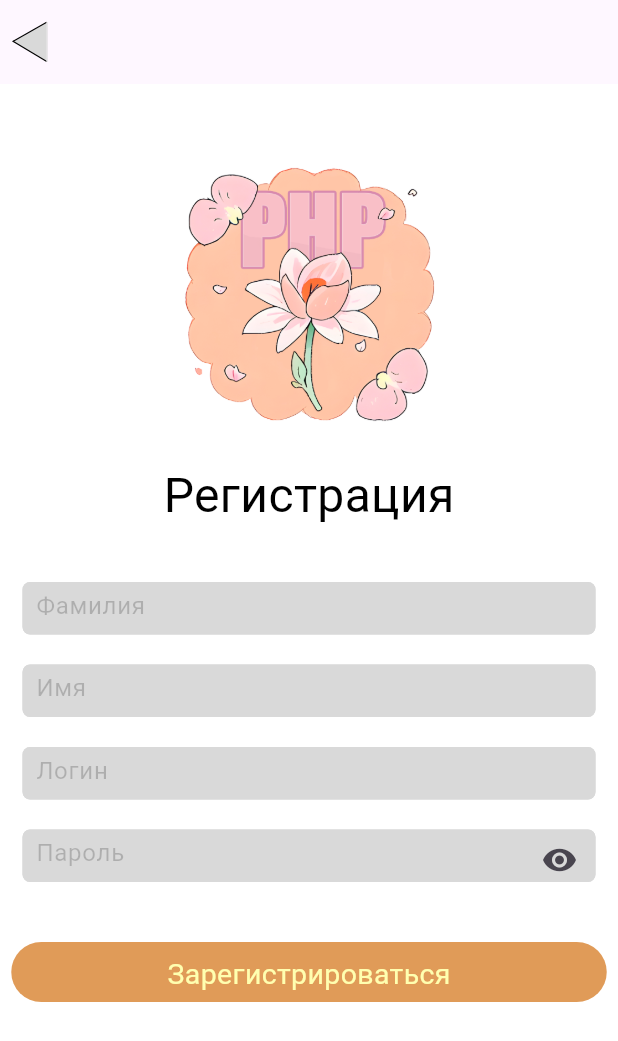
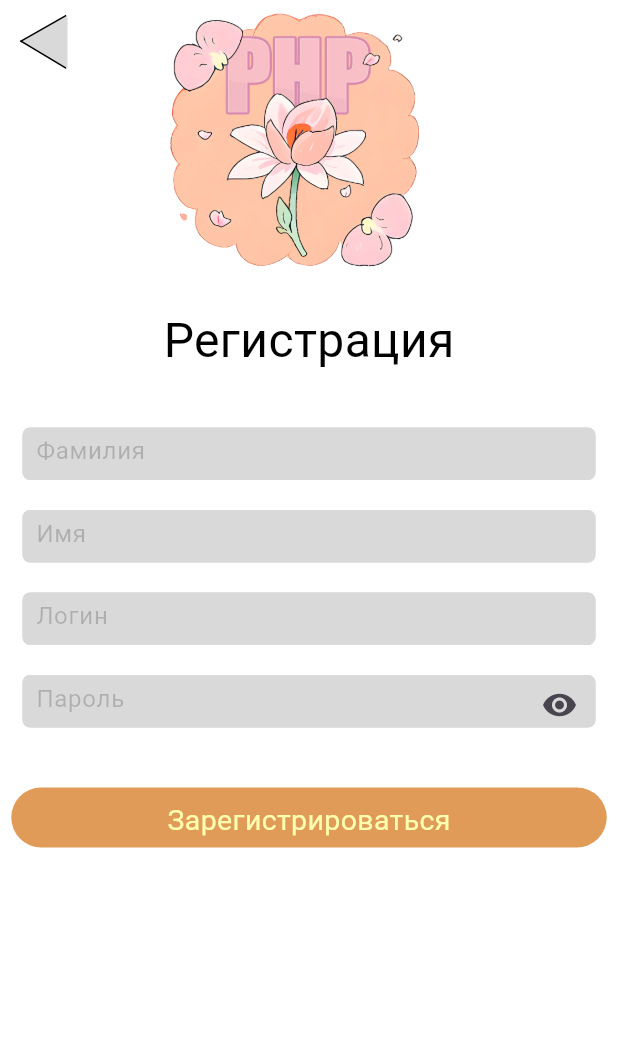
Before and after one commit to Rewqa1/ParentHelperPro-frontend, a Flutter app: the LoginPage screen opened directly, after a tap on "Регистрация", on a phone screen of 412 x 824 dp. Shown: the top 1041 px of the screen. Run offline on Flutter 3.47's test engine with Material 3 defaults, Android fonts, the light colour scheme and no system bars; our stand-ins replace flutter_svg; missing offline and left inert: appmetrica_plugin; project files that could hold a hidden picture were left out.

Commit message:
Update login and reg page

```diff
--- a/lib/Pages/Login/LoginPage.dart
+++ b/lib/Pages/Login/LoginPage.dart
@@ -20,17 +20,21 @@ class LoginPage extends StatelessWidget{
     return Scaffold(
       backgroundColor: Colors.white,
       body: SafeArea(
-        child: Center(
+        child: GestureDetector(
+          onTap: (){
+            FocusScope.of(context).unfocus();
+          },
+        child: SingleChildScrollView(
+          reverse: true,
         child: Column(
           children: [
-              const SizedBox(height: 47,),
-
+            const SizedBox(height: 0,),
             Container(
               width: 208,
               height: 189,
               child: Center(
                 child: Image.asset(
-                    'assets/logo.png', // Путь к вашему изображению логотипа
+                  'assets/logo.png',
                   width: 208,
                   height: 189,
                 ),
@@ -42,26 +46,22 @@ class LoginPage extends StatelessWidget{
               style: TextStyle(
                 color: Color(0xFF000000),
                 fontSize: 32,
-                  fontFamily: 'Montserrat', // Только указываем семейство шрифта
+                fontFamily: 'Montserrat',
               ),
             ),
             const SizedBox(height: 35),
-
             LoginTextField(
               controller: usernameController,
               hintText: 'Логин',
               initialObscureText: false,
             ),
             const SizedBox(height: 45),
-
             LoginTextField(
               controller: passwordController,
               hintText: 'Пароль',
               initialObscureText: true,
             ),
-
             const SizedBox(height: 55),
-
             // sign in button
             LoginButton(
               onTap: signUserIn,
@@ -70,7 +70,7 @@ class LoginPage extends StatelessWidget{
             RegButton(
               text: 'Регистрация',
               onTap: () {
-                  AppMetrica.reportEvent('toRegistration page');
+                AppMetrica.reportEvent('toRegistrationPage');
                 Navigator.push(
                   context,
                   MaterialPageRoute(builder: (context) => RegistrationPage()),
@@ -83,11 +83,14 @@ class LoginPage extends StatelessWidget{
               style: TextStyle(
                 color: Color(0xFF000000).withOpacity(0.5),
                 fontSize: 15,
+              ),
             )
-              )
+          ],
+        ),
 
-
-            ],),),),
+      ),
+      ),
+      ),
     );
   }
 }
--- a/lib/Pages/Login/RegisterPage.dart
+++ b/lib/Pages/Login/RegisterPage.dart
@@ -1,8 +1,8 @@
 import 'package:PHelperPro/components/icon.dart';
-import 'package:appmetrica_plugin/appmetrica_plugin.dart';
-import 'package:flutter/material.dart';
 import 'package:PHelperPro/components/login_reg_textfield.dart';
 import 'package:PHelperPro/components/registration_button.dart';
+import 'package:flutter/material.dart';
+import 'package:appmetrica_plugin/appmetrica_plugin.dart';
 
 class RegistrationPage extends StatelessWidget {
   RegistrationPage({super.key});
@@ -15,31 +15,41 @@ class RegistrationPage extends StatelessWidget {
   @override
   Widget build(BuildContext context) {
     return Scaffold(
-      appBar: AppBar(
-        elevation: 0, // удалить тень под AppBar
-        leading: IconButton(
-          icon: backArrowIcon, // Путь к вашему изображению кнопки назад
-          onPressed: () {
-            Navigator.pop(context); // вернуться на предыдущий экран
-          },
-        ),
-      ),
       backgroundColor: Colors.white,
       body: SafeArea(
-        child: Center(
+        child: GestureDetector(
+          onTap: (){
+            FocusScope.of(context).unfocus();
+          },
+        child: SingleChildScrollView(
+          reverse: true,
           child: Column(
+            mainAxisAlignment: MainAxisAlignment.spaceBetween,
             children: [
-              const SizedBox(height: 47),
-              Container(
-                width: 208,
-                height: 189,
-                child: Center(
-                  child: Image.asset(
-                    'assets/logo.png', // Путь к вашему изображению логотипа
+              Row(
+                crossAxisAlignment: CrossAxisAlignment.start,
+                children: [
+                  SizedBox(width: 5,),
+                  IconButton(
+                    icon: backArrowIcon,
+                    onPressed: () {
+                      AppMetrica.reportEvent('RegisterPageBackToLoginPage');
+                      Navigator.pop(context);
+                    },
+                  ),
+                  SizedBox(width: 17,),
+                  Container(
                     width: 208,
                     height: 189,
+                    child: Center(
+                      child: Image.asset(
+                        'assets/logo.png',
+                        width: 208,
+                        height: 189,
+                      ),
+                    ),
                   ),
-                ),
+                ],
               ),
               const SizedBox(height: 15),
               Text(
@@ -47,7 +57,7 @@ class RegistrationPage extends StatelessWidget {
                 style: TextStyle(
                   color: Color(0xFF000000),
                   fontSize: 32,
-                  fontFamily: 'Montserrat', // Только указываем семейство шрифта
+                  fontFamily: 'Montserrat',
                 ),
               ),
               const SizedBox(height: 35),
@@ -78,13 +88,14 @@ class RegistrationPage extends StatelessWidget {
               RegButton(
                 text: 'Зарегистрироваться',
                 onTap: () {
-                  AppMetrica.reportEvent('Registration button');
+                  AppMetrica.reportEvent('RegistrationButton');
                 },
               ),
             ],
           ),
         ),
       ),
+      ),
     );
   }
 }
--- a/lib/components/icon.dart
+++ b/lib/components/icon.dart
@@ -1,4 +1,9 @@
 import 'package:flutter/material.dart';
 import 'package:flutter_svg/flutter_svg.dart';
 
-final SvgPicture backArrowIcon = SvgPicture.asset('/assets/Global_UI/backarrowicon.svg');
+final Widget backArrowIcon = SvgPicture.asset('assets/Global_UI/backarrowicon.svg');
+final SvgPicture logo = SvgPicture.asset('assets/Images/logo.svg');
+final Widget profileIcon = SvgPicture.asset('assets/Global_UI/profileicon.svg');
+final Widget settingsIcon = SvgPicture.asset('assets/Global_UI/settingsicon.svg');
+final Widget searchIcon = SvgPicture.asset('assets/Global_UI/searchicon.svg');
+final Widget cancelIcon = SvgPicture.asset('assets/Global_UI/cancelicon.svg');
--- a/lib/components/login_reg_textfield.dart
+++ b/lib/components/login_reg_textfield.dart
@@ -35,13 +35,13 @@ class _LoginTextFieldState extends State<LoginTextField> {
         return Padding(
           padding: const EdgeInsets.symmetric(horizontal: 15),
           child: Container(
-            width: width, // Задать ширину
-            height: height, // Задать высоту
+            width: width,
+            height: height,
             child: TextField(
               controller: widget.controller,
               obscureText: _obscureText,
               decoration: InputDecoration(
-                contentPadding: EdgeInsets.symmetric(vertical: 8, horizontal: 5), // Задать отступы для текста
+                contentPadding: EdgeInsets.symmetric(vertical: 8, horizontal: 5),
                 enabledBorder: OutlineInputBorder(
                   borderSide: const BorderSide(color: Color(0xFFD9D9D9)),
                   borderRadius: BorderRadius.circular(5.0),
--- a/lib/components/registration_button.dart
+++ b/lib/components/registration_button.dart
@@ -13,13 +13,13 @@ class RegButton extends StatelessWidget {
     final buttonWidth = screenWidth - 15;
     final buttonHeight = 40.0;
     return Padding(
-      padding: const EdgeInsets.symmetric(horizontal: 0), // Исправлено значение отступа
-      child: GestureDetector(
+      padding: const EdgeInsets.symmetric(horizontal: 0),
+      child: InkWell(
         onTap: onTap,
         child: Container(
           width: buttonWidth,
           height: buttonHeight,
-          padding: const EdgeInsets.all(8.0), // Исправлено значение отступа
+          padding: const EdgeInsets.all(8.0),
           decoration: BoxDecoration(
             color: Color(0xFFE09B58),
             borderRadius: BorderRadius.circular(20.0),
--- a/pubspec.yaml
+++ b/pubspec.yaml
@@ -38,6 +38,7 @@ dependencies:
   flutter_svg: ^2.0.10+1
   appmetrica_plugin: ^2.0.0
   http: ^1.2.1
+  pigeon: ^18.0.0
 
 dev_dependencies:
   flutter_test:
@@ -84,6 +85,11 @@ flutter:
     - assets/Images/
     - assets/Global_UI/backarrowicon.png
     - assets/Global_UI/backarrowicon.svg
+    - assets/Global_UI/profileicon.svg
+    - assets/Global_UI/settingsicon.svg
+    - assets/Global_UI/searchicon.svg
+    - assets/Global_UI/cancelicon.svg
+    - assets/logo.svg
     - assets/Images/hitImg1.png
     - assets/Images/hitImg2.png
     - assets/Images/hitImg3.png
```
Also changed, not shown: lib/main.dart (+22 -3 lines), assets/Global_UI/cancelicon.svg (added), assets/Global_UI/profileicon.svg (added), assets/Global_UI/searchicon.svg (added), assets/Global_UI/settingsicon.svg (added), assets/logo.svg (added), pubspec.lock, 2 other files. Lines whose indentation alone changed are shown as unchanged.
